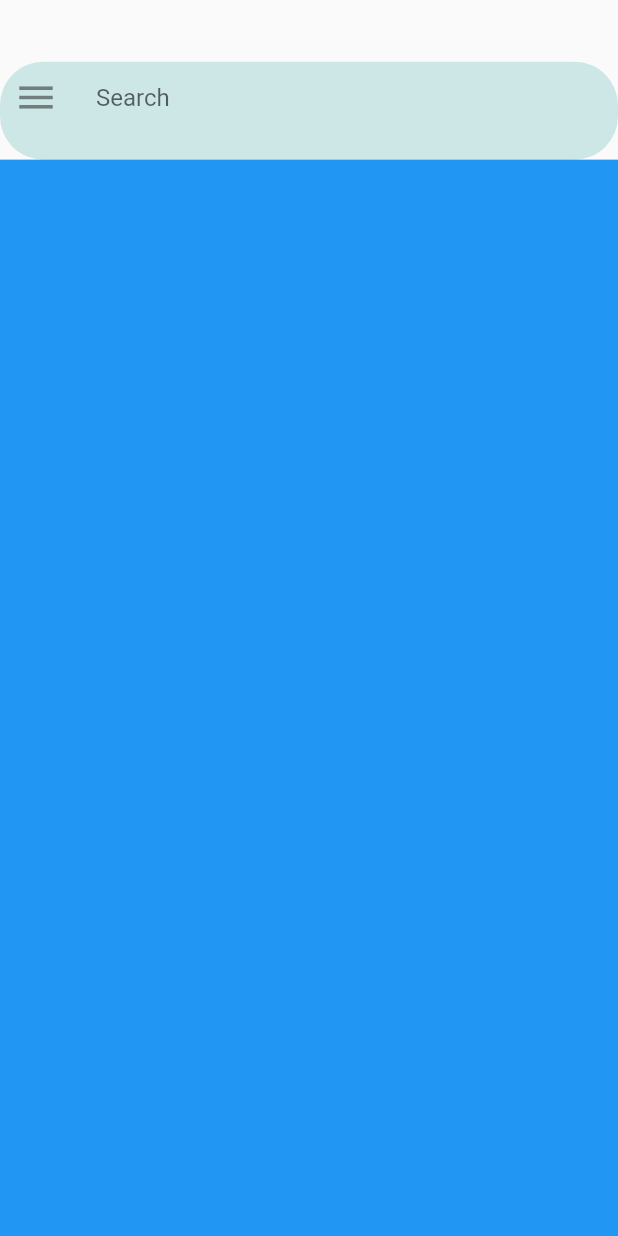
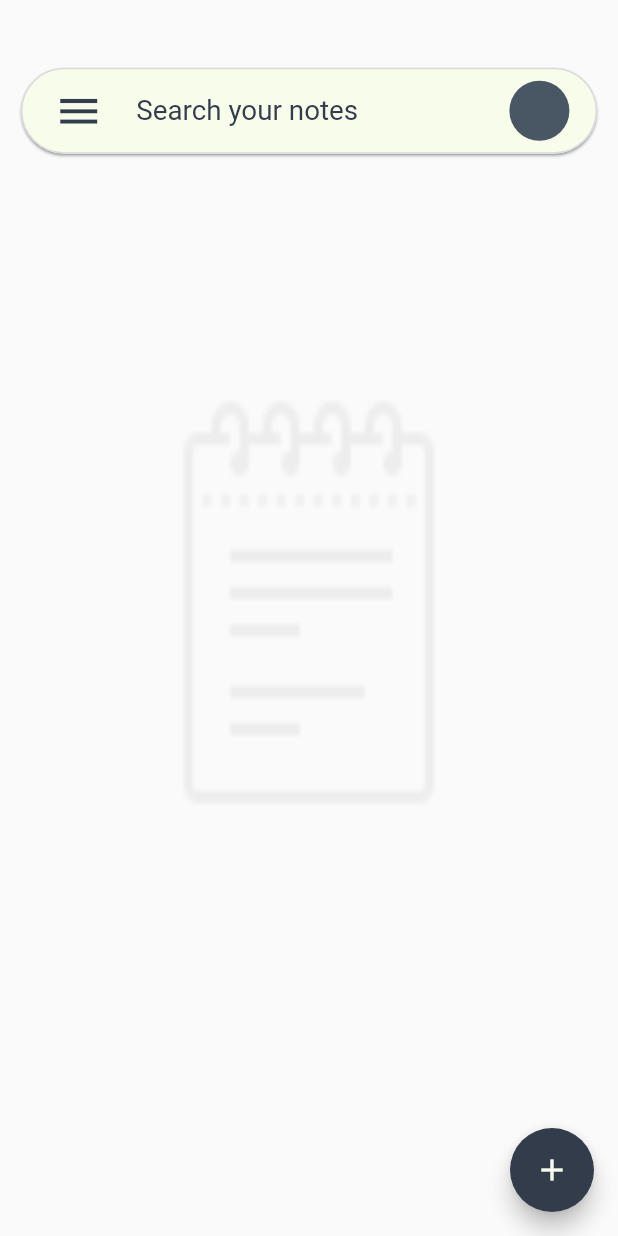
Before and after one commit to Mahmoud217TR/tbc-notes, a Flutter app: the screen it shows after launch, on a phone screen of 412 x 824 dp. Run offline on Flutter 3.47's test engine with Material 2 defaults, Android fonts, the phone set to English and light mode, and no system bars; our stand-ins replace get.

Commit message:
Add homeScreen

```diff
--- a/Flutter/tbc_notes/lib/view/constant.dart
+++ b/Flutter/tbc_notes/lib/view/constant.dart
@@ -1,3 +1,7 @@
 import 'package:flutter/animation.dart';
 
-Color primerColor = Color(0xff333C4A);
+Color primerColor = const Color(0xff333C4A);
+Color primerColorWithOpacity = Color.fromARGB(77, 51, 60, 74);
+Color secondColor = const Color(0xff495664);
+Color thirdColor = const Color(0xffF6F7D3);
+Color fourthColor = const Color(0xffF8FCEB);
--- a/Flutter/tbc_notes/lib/view/groups.dart
+++ b/Flutter/tbc_notes/lib/view/groups.dart
@@ -1,6 +1,4 @@
 import 'package:flutter/material.dart';
-import 'package:flutter/src/widgets/container.dart';
-import 'package:flutter/src/widgets/framework.dart';
 
 class Groups extends StatelessWidget {
   const Groups({super.key});
--- a/Flutter/tbc_notes/lib/view/home.dart
+++ b/Flutter/tbc_notes/lib/view/home.dart
@@ -9,9 +9,17 @@ class Home extends GetView<HomeController> {
   Widget build(BuildContext context) {
     Size size = MediaQuery.of(context).size;
     return Scaffold(
+      resizeToAvoidBottomInset: false,
       key: controller.scaffoldkey,
       drawer: Drawer(
         child: Container(color: Colors.amber),
+      ),
+      floatingActionButton: FloatingActionButton(
+        backgroundColor: primerColor,
+        foregroundColor: fourthColor,
+        onPressed: () {},
+        child: Icon(Icons.add),
+
       ),
       body: Stack(children: [
         Center(
@@ -30,16 +38,6 @@ class Home extends GetView<HomeController> {
             ),
           ),
         ),
-        // Center(
-        // child: IconButton(
-        //     onPressed: () {
-        //       controller.openDrawer();
-        //     },
-        //     icon: Icon(
-        //       Icons.menu,
-        //       size: 30,
-        //     )),
-        // ),
         Column(
           children: [
             SizedBox(
@@ -47,32 +45,59 @@ class Home extends GetView<HomeController> {
             ),
             Expanded(
               flex: 1,
-              child: Container(
-                decoration: BoxDecoration(
-                  color: Color.fromARGB(255, 204, 231, 229),
-                  borderRadius: BorderRadius.circular(29),
+              child: Padding(
+                padding: const EdgeInsets.symmetric(horizontal: 10),
+                child: Card(
+                  color: fourthColor,
+                  shape: RoundedRectangleBorder(
+                    borderRadius: BorderRadius.circular(30),
+                    //<-- SEE HERE
+                    side: const BorderSide(
+                      color: Color.fromARGB(255, 219, 219, 219),
                     ),
-                child: Expanded(
+                  ),
+                  elevation: 0.8,
+                  shadowColor: secondColor,
+                  child: Row(
+                    children: [
+                      Expanded(
+                        flex: 1,
+                        child: IconButton(
+                            onPressed: () {
+                              controller.openDrawer();
+                            },
+                            icon: Icon(
+                              Icons.menu_outlined,
+                              size: size.width * 0.08,
+                              color: primerColor,
+                            )),
+                      ),
+                      Expanded(
+                        flex: 3,
                         child: TextFormField(
                           // controller: mycontroller,
                           // onChanged: onChanged,mayaa
-                    cursorColor: Color.fromARGB(255, 20, 16, 16),
+                          cursorColor: const Color.fromARGB(255, 20, 16, 16),
                           decoration: InputDecoration(
                             // icon: Icon(
                             // icon,
                             // color: kPrimaryColor,
                             // ),
-                      icon: IconButton(
-                          onPressed: () {
-                            controller.openDrawer();
-                          },
-                          icon: Icon(
-                            Icons.menu,
-                            size: 30,
-                          )),
-                      hintText: 'Search',
+
+                            hintText: 'Search your notes',
+                            hintStyle: TextStyle(
+                                color: primerColor,
+                                fontSize: size.width * 0.045),
                             border: InputBorder.none,
                           ),
+                        ),
+                      ),
+                      Expanded(
+                          flex: 1,
+                          child: CircleAvatar(
+                            backgroundColor: secondColor,
+                          ))
+                    ],
                   ),
                 ),
               ),
@@ -80,7 +105,7 @@ class Home extends GetView<HomeController> {
             Expanded(
                 flex: 11,
                 child: Container(
-                  color: Colors.blue,
+                    // color: primerColor,
                     )),
           ],
         )
```
Lines whose indentation alone changed are shown as unchanged.
